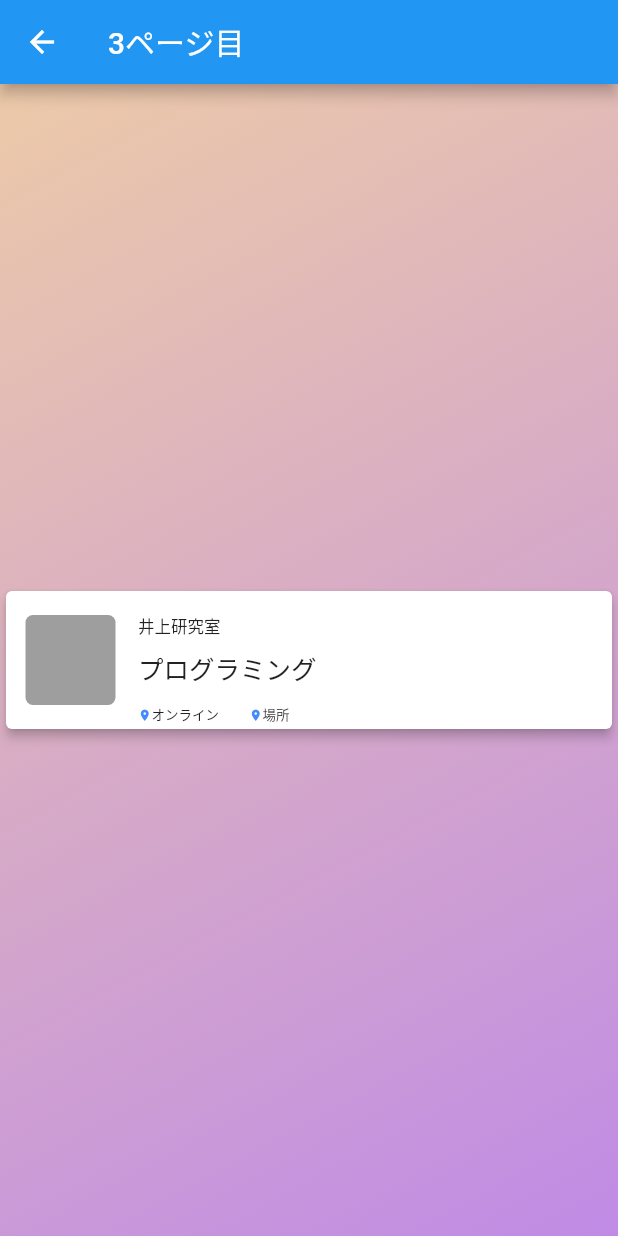
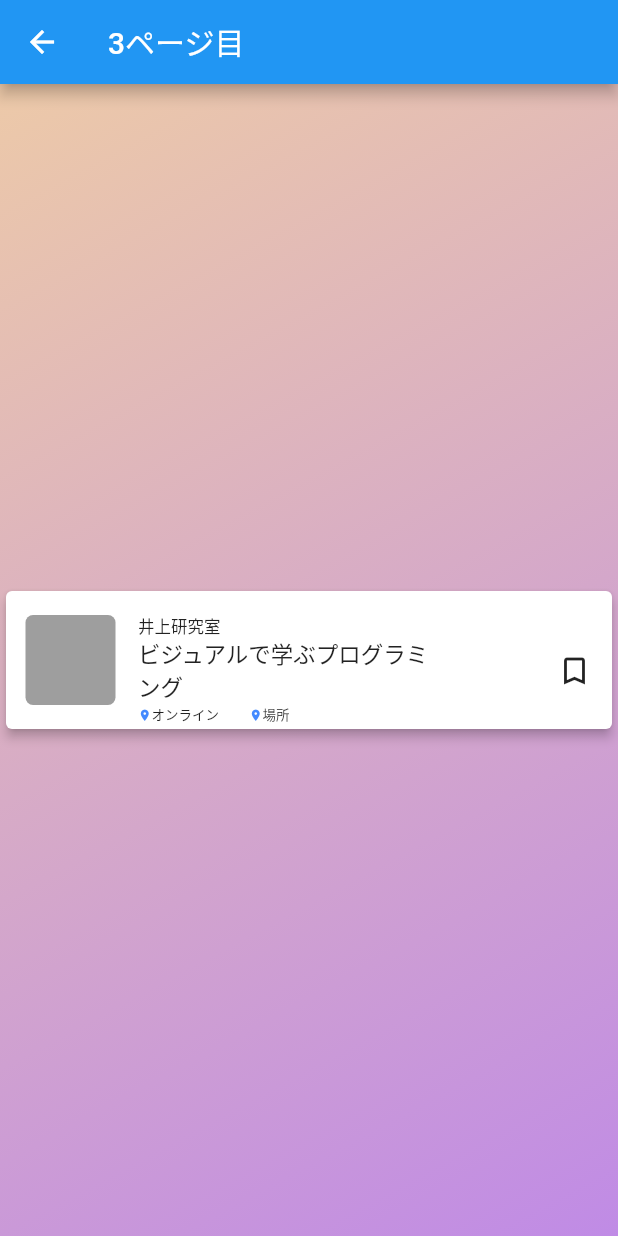
Before and after one commit to kazumahashimoto-rikoten/flutter_application_1, a Flutter app: the ListDemo screen opened directly, on a phone screen of 412 x 824 dp. Run offline on Flutter 3.47's test engine with Material 2 defaults, Android fonts, the phone set to English and light mode, and no system bars.

Commit message:
企画一覧のカードデザイン

```diff
--- a/lib/list_demo.dart
+++ b/lib/list_demo.dart
@@ -55,13 +55,14 @@ class ListDemo extends StatelessWidget {
                           Container(
                             padding: const EdgeInsets.only(bottom: 5),
                             height: 45,
-                            child: const FittedBox(
-                              fit: BoxFit.scaleDown,
-                              child: Text(
-                                'プログラミング',
-                                style: TextStyle(
-                                  fontSize: 17,
-                                ),
+                            width: 200,
+                            alignment: Alignment.centerLeft,
+                            child: Text(
+                              'ビジュアルで学ぶプログラミング',
+                              maxLines: 2,
+                              overflow: TextOverflow.ellipsis,
+                              style: TextStyle(
+                                fontSize: 15,
                               ),
                             ),
                           ),
@@ -92,9 +93,8 @@ class ListDemo extends StatelessWidget {
                           )
                         ],
                       ),
-                      const SizedBox(
-                        width: 40,
-                      ),
+                      Spacer(),
+                      Icon(Icons.bookmark_border)
                     ],
                   ),
                 ),
```
